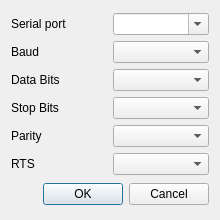
ExplorerOL/QModbusExplorer, file forms/settingsmodbusrtu.ui: the form before one commit.
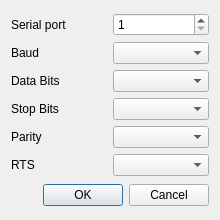
The form after the commit. Icons and pictures are not drawn.

What changed in the file:
```diff
--- a/forms/settingsmodbusrtu.ui
+++ b/forms/settingsmodbusrtu.ui
@@ -49,16 +49,6 @@
        <property name="alignment">
         <set>Qt::AlignLeading|Qt::AlignLeft|Qt::AlignVCenter</set>
        </property>
-       <property name="buddy">
-        <cstring>cmbPort</cstring>
-       </property>
-      </widget>
-     </item>
-     <item row="0" column="1">
-      <widget class="QComboBox" name="cmbPort">
-       <property name="editable">
-        <bool>true</bool>
-       </property>
       </widget>
      </item>
      <item row="1" column="1">
@@ -274,6 +264,16 @@
      <item row="5" column="1">
       <widget class="QComboBox" name="cmbRTS"/>
      </item>
+     <item row="0" column="1">
+      <widget class="QSpinBox" name="sbPort">
+       <property name="minimum">
+        <number>1</number>
+       </property>
+       <property name="maximum">
+        <number>128</number>
+       </property>
+      </widget>
+     </item>
     </layout>
    </item>
    <item>
```
